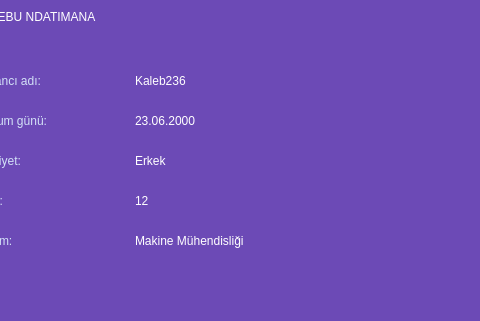
Above: giris_ui.ui from kaleb236/bilgi_formu before the change; both pictures show x 675 to 1155 and y 130 to 451 of the 1280 by 720 pixel window. Below: the same form after it.
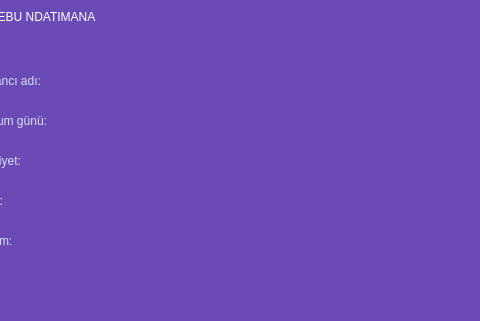
That is the form after the change. The open tabs and pages were chosen to show the change.

The edit to the form file:
```diff
--- a/giris_ui.ui
+++ b/giris_ui.ui
@@ -896,7 +896,7 @@
 color: rgb(255, 255, 255);</string>
        </property>
        <property name="text">
-        <string>Kaleb236</string>
+        <string/>
        </property>
       </widget>
       <widget class="QLabel" name="bilgi_dogum_gunu">
@@ -913,7 +913,7 @@
 color: rgb(255, 255, 255);</string>
        </property>
        <property name="text">
-        <string>23.06.2000</string>
+        <string/>
        </property>
       </widget>
       <widget class="QLabel" name="bilgi_cinsiyet">
@@ -930,7 +930,7 @@
 color: rgb(255, 255, 255);</string>
        </property>
        <property name="text">
-        <string>Erkek</string>
+        <string/>
        </property>
       </widget>
       <widget class="QLabel" name="bilgi_sinif">
@@ -947,7 +947,7 @@
 color: rgb(255, 255, 255);</string>
        </property>
        <property name="text">
-        <string>12</string>
+        <string/>
        </property>
       </widget>
       <widget class="QLabel" name="bilgi_bolum">
@@ -964,7 +964,7 @@
 color: rgb(255, 255, 255);</string>
        </property>
        <property name="text">
-        <string>Makine Mühendisliği</string>
+        <string/>
        </property>
       </widget>
       <widget class="QPushButton" name="cikis_btn">
```
Left out of the diff: 2 changed lines with no effect on the pictures.
